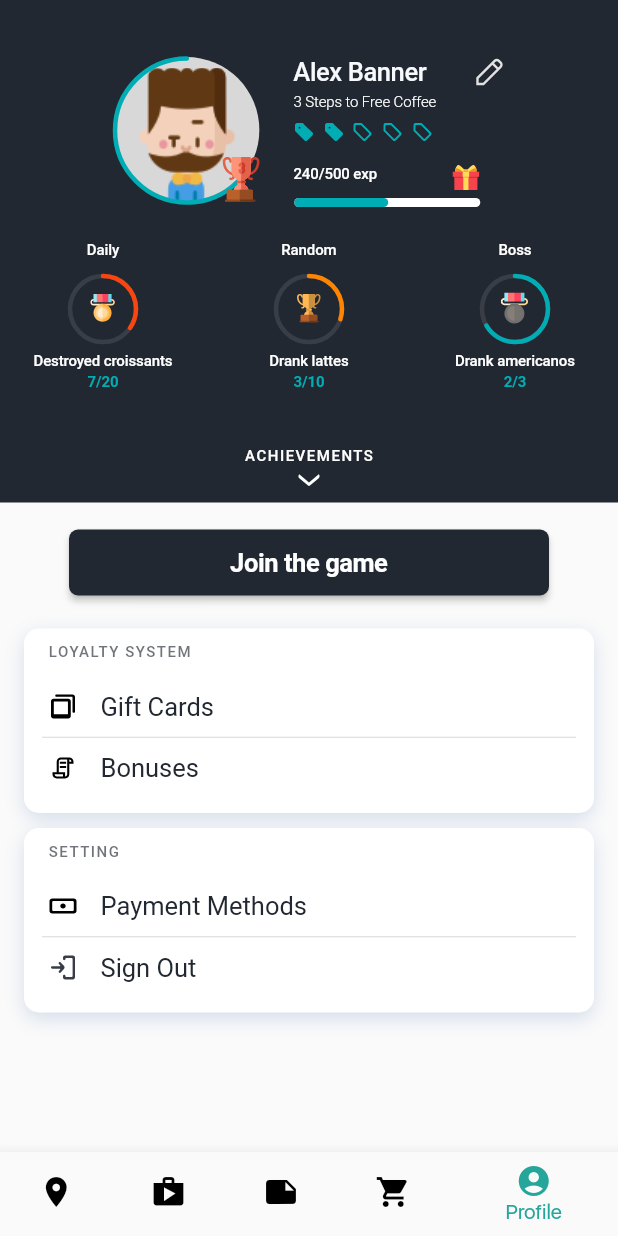
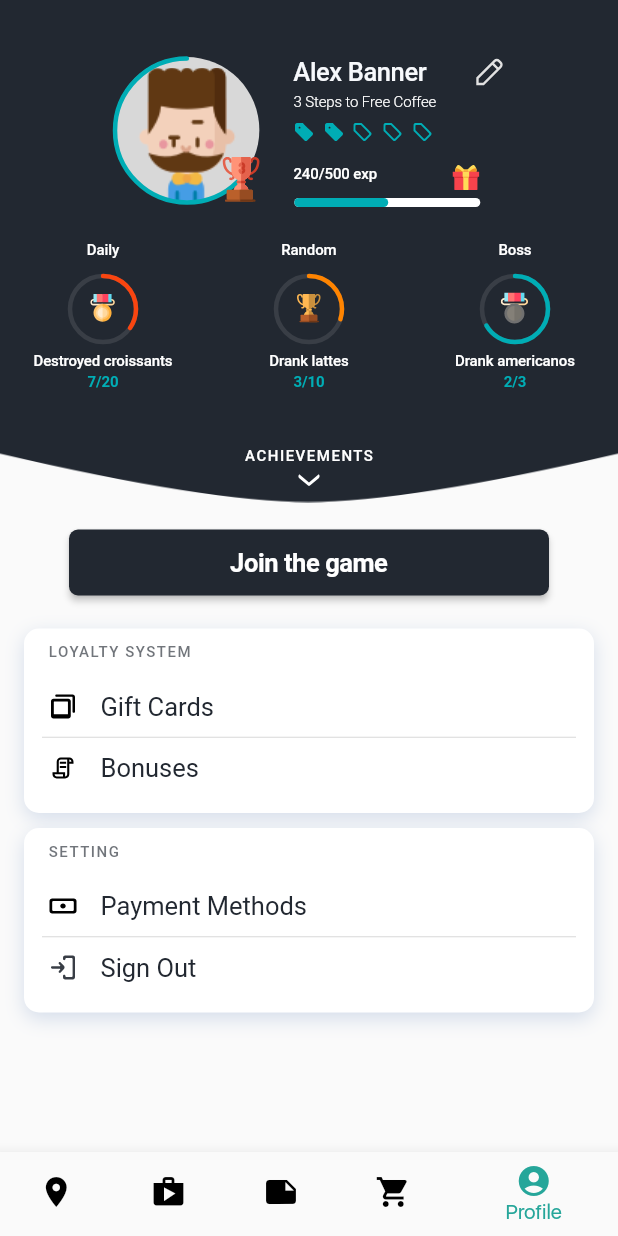
Before and after one commit to temyco/coffee-shop, a Flutter app: the screen it shows after launch, item 5 of the bottom bar chosen, on a phone screen of 412 x 824 dp. Run offline on Flutter 3.47's test engine with Material 2 defaults, Android fonts, the phone set to English and light mode, and no system bars; our stand-ins replace flutter_svg; Roboto replaces fonts that are missing (SFProText); project files that could hold a hidden picture were left out.

Commit message:
Profile screen: - added image for profile header.

```diff
--- a/lib/presentation/profile_route.dart
+++ b/lib/presentation/profile_route.dart
@@ -18,6 +18,14 @@ class ProfileRoute extends StatefulWidget {
 }
 
 class _ProfileRouteState extends State<ProfileRoute> {
+  bool isExpanded = false;
+
+  onExpandAchievementsPressed() {
+    setState(() {
+      isExpanded = !isExpanded;
+    });
+  }
+
   @override
   Widget build(BuildContext context) {
     SystemChrome.setSystemUIOverlayStyle(SystemUiOverlayStyle(
@@ -27,7 +35,10 @@ class _ProfileRouteState extends State<ProfileRoute> {
       child: ListView(
         children: [
           Container(
-            color: AppColors.colorBlackGray,
+            decoration: BoxDecoration(
+                image: DecorationImage(
+                    image: AssetImage(AppImages.profileHeader),
+                    fit: BoxFit.fill)),
             child: Column(
               children: [
                 SizedBox(height: 38),
@@ -35,14 +46,18 @@ class _ProfileRouteState extends State<ProfileRoute> {
                 SizedBox(height: 20),
                 _AchievementsWidget(),
                 SizedBox(height: 37),
-                _ExpandAchievementsLabelWidget(),
+                _ExpandAchievementsLabelWidget(onExpandAchievementsPressed),
                 SizedBox(height: 5)
               ],
             ),
           ),
           _JoinTheGameWidget(),
-          _CardWidget(AppMessages.loyaltySystem.toUpperCase(), AppImages.giftCards,
-              AppMessages.giftCards, AppImages.bonus, AppMessages.bonuses),
+          _CardWidget(
+              AppMessages.loyaltySystem.toUpperCase(),
+              AppImages.giftCards,
+              AppMessages.giftCards,
+              AppImages.bonus,
+              AppMessages.bonuses),
           _CardWidget(
               AppMessages.setting.toUpperCase(),
               AppImages.payment,
@@ -244,12 +259,14 @@ class _AchievementsWidget extends StatelessWidget {
 }
 
 class _ExpandAchievementsLabelWidget extends StatelessWidget {
+  final Function() onExpandPressed;
+
+  _ExpandAchievementsLabelWidget(this.onExpandPressed);
+
   @override
   Widget build(BuildContext context) {
     return GestureDetector(
-      onTap: () => {
-        //TODO will be implemented later
-      },
+      onTap: () => onExpandPressed.call(),
       child: Column(
         children: [
           ProTextWidget(
@@ -303,15 +320,14 @@ class _CardWidget extends StatelessWidget {
   Widget build(BuildContext context) {
     return Container(
       decoration: BoxDecoration(
-          color: AppColors.colorWhite, borderRadius: BorderRadius.circular(10),
+          color: AppColors.colorWhite,
+          borderRadius: BorderRadius.circular(10),
           boxShadow: [
             BoxShadow(
-              offset: Offset(0, 4),
-              blurRadius: 10,
-              color: AppColors.colorShadow
-            )
-          ]
-      ),
+                offset: Offset(0, 4),
+                blurRadius: 10,
+                color: AppColors.colorShadow)
+          ]),
       margin: EdgeInsets.only(left: 16, right: 16, bottom: 10),
       padding: EdgeInsets.only(left: 12, right: 12, top: 10, bottom: 10),
       child: Column(
--- a/lib/resources/app_images.dart
+++ b/lib/resources/app_images.dart
@@ -16,4 +16,5 @@ class AppImages {
   static const String giftCards = _imagesPath + "gift_cards.svg";
   static const String payment = _imagesPath + "payment.svg";
   static const String signOut = _imagesPath + "sign_out.svg";
+  static const String profileHeader = _imagesPath + "profile_header.png";
 }
```
Also changed, not shown: assets/images/1.5x/profile_header.png (added), assets/images/2.0x/profile_header.png (added), assets/images/3.0x/profile_header.png (added), assets/images/4.0x/profile_header.png (added), assets/images/profile_header.png (added).
